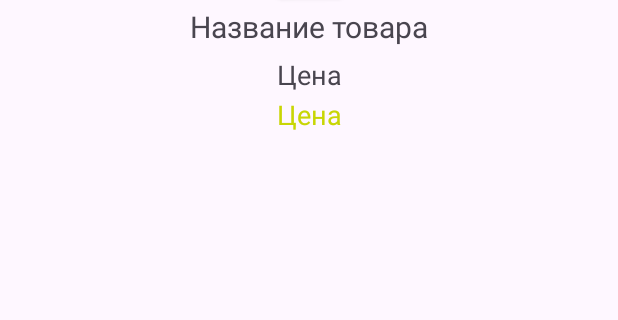
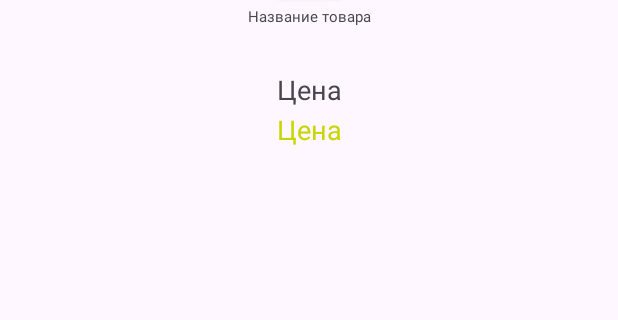
Before and after one commit to Yrkaa/AllSails, an Android app: the layout sail_item_layout.xml on its own in the app's theme, with its tools: preview values and no code run, on a phone screen of 412 x 824 dp, the part 130-450 px from its top. Run offline under Robolectric (Android 15) with nearby library versions, the phone set to English and light mode, and no system bars; network calls fail.

```diff
--- a/app/src/main/res/layout/sail_item_layout.xml
+++ b/app/src/main/res/layout/sail_item_layout.xml
@@ -25,9 +25,9 @@
     <TextView
         android:id="@+id/sail_name_tv"
         android:layout_width="match_parent"
-        android:layout_height="30dp"
+        android:layout_height="40dp"
         android:text="Название товара"
-        android:textSize="20dp"
+        android:textSize="10dp"
         android:textAlignment="center"
         android:layout_marginTop="5dp"
         android:layout_marginHorizontal="12dp"
```
Also changed, not shown: app/src/main/java/com/example/allsails/Parser.java (+10 -6 lines).
